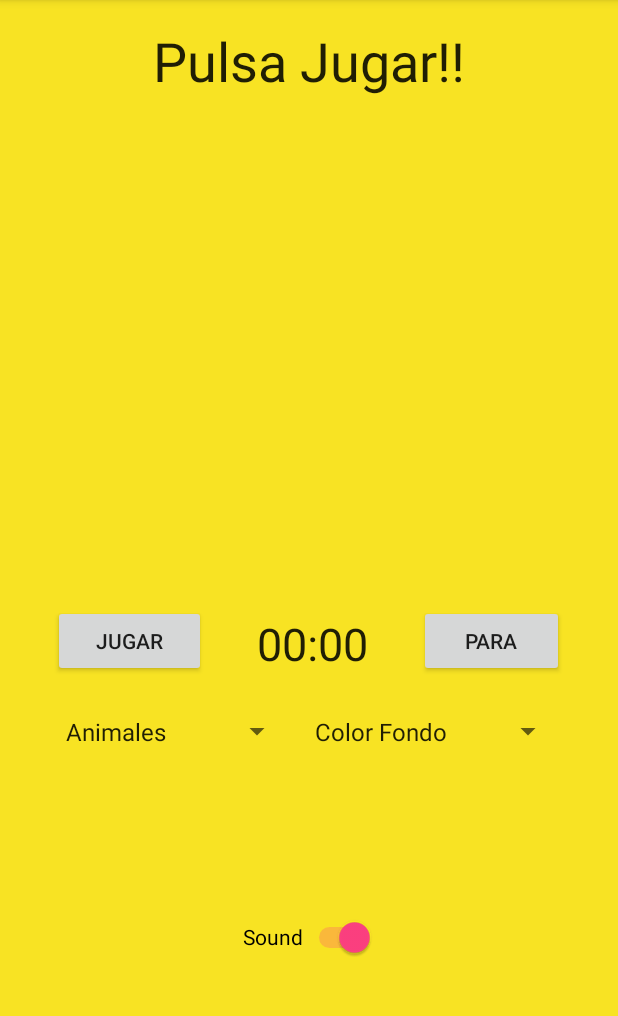
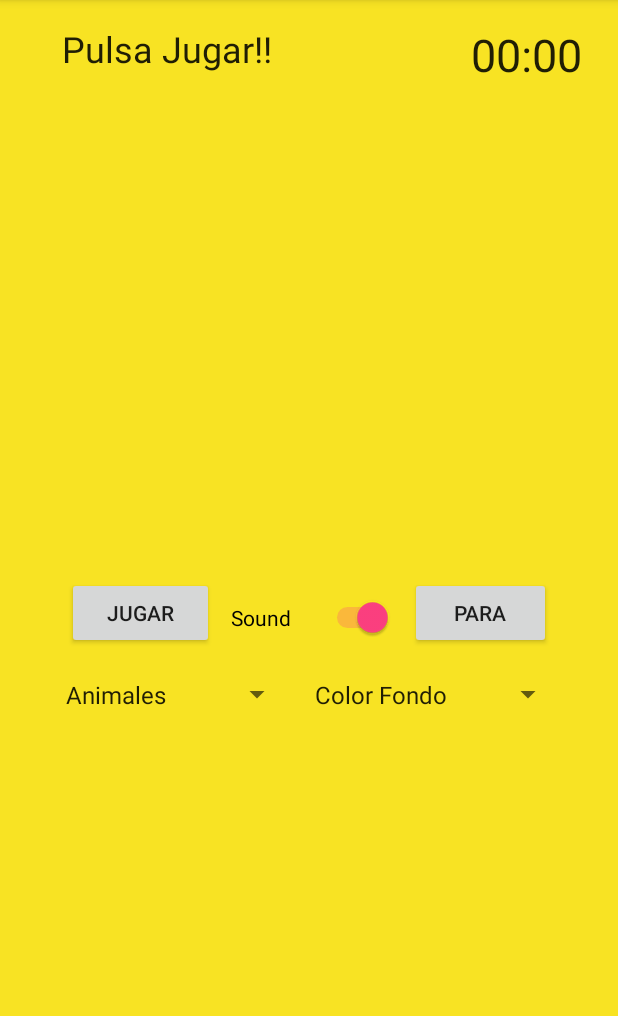
Before and after one commit to smeagol75/Memory2015, an Android app: the screen it shows after launch (MainActivity), on a phone screen of 412 x 824 dp, the part 84-1100 px from its top. Run offline under Robolectric (Android 15) with nearby library versions, the phone set to English and light mode, and no system bars.

Commit message:
Arreglados fallo al girar y fallo de pantalla pequeño

```diff
--- a/app/src/main/AndroidManifest.xml
+++ b/app/src/main/AndroidManifest.xml
@@ -3,17 +3,21 @@
     package="com.elcacharreo.android.memory2015">
 
     <application
+
         android:allowBackup="true"
         android:icon="@mipmap/ic_launcher"
         android:label="@string/app_name"
         android:supportsRtl="true"
         android:theme="@style/AppTheme">
-        <activity android:name=".MainActivity">
+        <activity android:name=".MainActivity"
+            android:screenOrientation="portrait">
+
             <intent-filter>
                 <action android:name="android.intent.action.MAIN" />
 
                 <category android:name="android.intent.category.LAUNCHER" />
             </intent-filter>
+
         </activity>
     </application>
 
--- a/app/src/main/res/layout/activity_main.xml
+++ b/app/src/main/res/layout/activity_main.xml
@@ -14,14 +14,32 @@
         android:id="@+id/tvAnuncio"
         android:layout_width="wrap_content"
         android:layout_height="wrap_content"
-        android:layout_alignParentTop="true"
-        android:layout_centerHorizontal="true"
-        android:layout_centerInParent="true"
-        android:layout_centerVertical="true"
+        android:layout_alignParentEnd="false"
+        android:layout_alignParentRight="false"
+        android:layout_alignRight="@+id/switch1"
+        android:layout_alignTop="@+id/switch1"
+        android:layout_marginLeft="25dp"
+        android:layout_marginRight="15dp"
+        android:gravity="right"
         android:text="@string/txtInicial"
         android:textAlignment="center"
         android:textAppearance="?android:attr/textAppearanceLarge"
-        android:textSize="36sp" />
+        android:textSize="24sp"
+        tools:ignore="NotSibling,RtlHardcoded" />
+
+    <Chronometer
+        android:id="@+id/chronometer"
+        android:layout_width="wrap_content"
+        android:layout_height="wrap_content"
+        android:layout_alignParentRight="true"
+        android:gravity="center_horizontal"
+        android:textSize="30sp"
+        android:visibility="visible"
+        tools:ignore="RtlHardcoded"
+        android:layout_marginLeft="8dp"
+        android:layout_marginRight="8dp"
+        android:layout_marginBottom="8dp"
+        android:layout_alignParentTop="true" />
 
     <TableLayout
         android:id="@+id/tableLayout"
@@ -140,15 +158,16 @@
             android:onClick="botonStart"
             android:text="@string/btStart" />
 
-        <Chronometer
-            android:id="@+id/chronometer"
+        <Switch
+            android:id="@+id/switch1"
             android:layout_width="wrap_content"
             android:layout_height="wrap_content"
-            android:layout_margin="8dp"
-            android:layout_weight="0.39"
-            android:gravity="center_horizontal"
-            android:textSize="30sp"
-            android:visibility="visible" />
+            android:layout_margin="3dp"
+            android:layout_weight="0.18"
+            android:padding="8dp"
+            android:text="@string/sound"
+            android:textOff="@string/sound_off"
+            android:textOn="@string/sound_on" />
 
         <Button
             android:id="@+id/button2"
@@ -189,26 +208,4 @@
 
     </LinearLayout>
 
-    <LinearLayout
-        android:layout_width="match_parent"
-        android:layout_height="match_parent"
-        android:layout_alignParentLeft="false"
-        android:layout_alignParentStart="false"
-        android:layout_below="@+id/linearLayout"
-        android:layout_marginTop="40dp"
-        android:foregroundGravity="center_horizontal|center"
-        android:gravity="center_horizontal|center"
-        android:orientation="horizontal">
-
-        <Switch
-            android:id="@+id/switch1"
-            android:layout_width="wrap_content"
-            android:layout_height="match_parent"
-            android:layout_margin="3dp"
-            android:padding="8dp"
-            android:text="@string/sound"
-            android:textOff="@string/sound_off"
-            android:textOn="@string/sound_on" />
-    </LinearLayout>
-
 </RelativeLayout>
```
